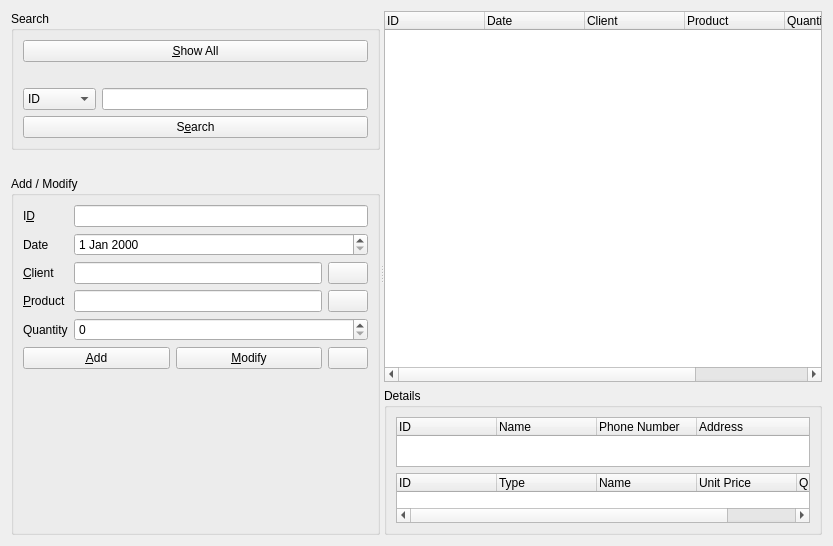
First picture: the form in CSApp/ordermanagerform.ui, repository Jeong77777/Project_ClientChatManagementProgram_Qt, before the edit.
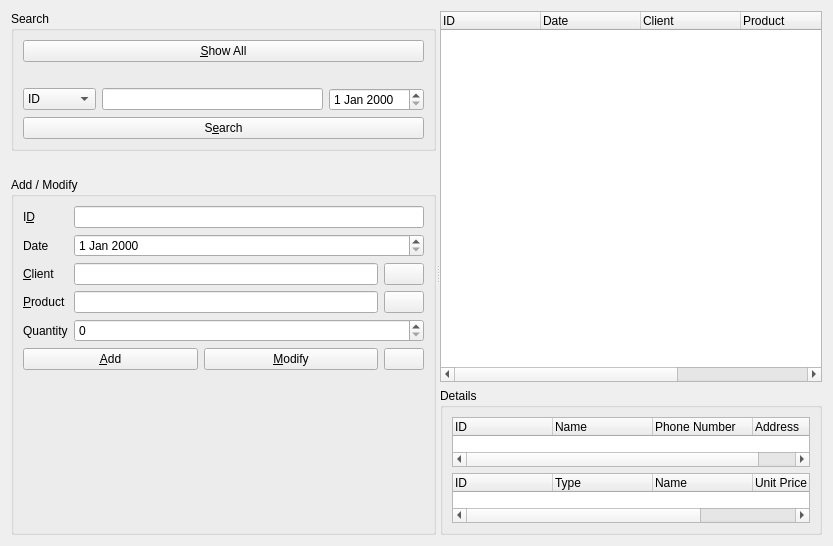
Second picture: the form after the edit.

```diff
--- a/CSApp/ordermanagerform.ui
+++ b/CSApp/ordermanagerform.ui
@@ -74,6 +74,9 @@
             <item>
              <widget class="QLineEdit" name="searchLineEdit"/>
             </item>
+            <item>
+             <widget class="QDateEdit" name="searchDateEdit"/>
+            </item>
            </layout>
           </item>
           <item>
```
Left out of the diff: 5 changed lines with no effect on the pictures.
